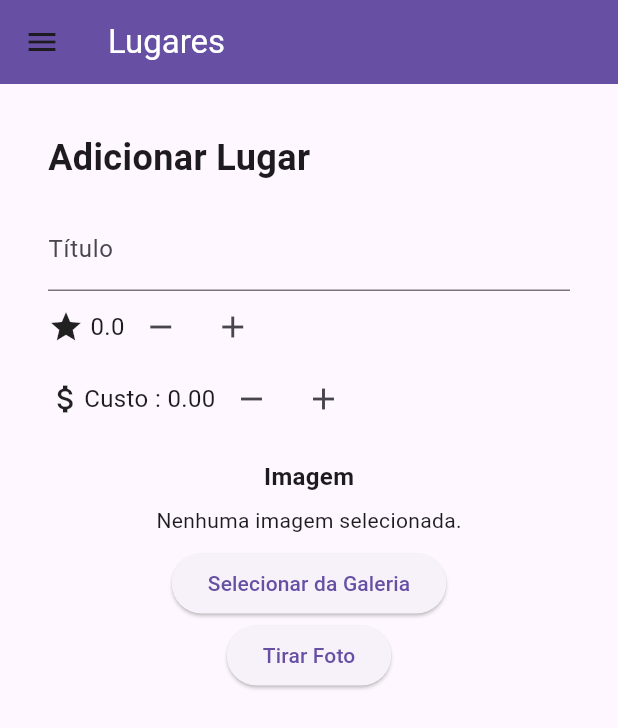
After one commit to luisesales/Desenvolvimento-de-Sistemas-Para-Dispositivos-Moveis, a Flutter app: the screen it shows after launch, in the side drawer, after a tap on "Lugares", on a phone screen of 412 x 824 dp. The commit adds this screen. Shown: the top 728 px of the screen. Run offline on Flutter 3.47's test engine with Material 3 defaults, Android fonts, the phone set to English and light mode, and no system bars; our stand-ins replace image_picker, numberpicker; missing offline and left inert: intl_utils.

Commit message:
update mini_projeto_3 - adding Lugares forms incomplete

```diff
--- /dev/null
+++ b/mini_projeto_3/lib/components/double_number_picker.dart
@@ -0,0 +1,68 @@
+import 'package:flutter/material.dart';
+
+class DoubleNumberPicker extends StatefulWidget {
+  const DoubleNumberPicker({
+    super.key,
+    required this.step,
+    required this.precision,
+    required this.maxValue,
+    required this.minValue,
+    required this.labelText,
+    required this.labelIcon,
+  });
+
+
+  final double step;
+  final int precision;
+  final double maxValue;
+  final double minValue;
+  final String labelText;
+  final IconData labelIcon;
+
+  @override
+  _DoubleNumberPickerState createState() => _DoubleNumberPickerState();
+}
+class _DoubleNumberPickerState extends State<DoubleNumberPicker> {
+  double _currentValue = 0;
+ _increaseValue() {
+    setState(() {
+      _currentValue = (_currentValue + widget.step).clamp(widget.minValue, widget.maxValue);
+    });
+  }
+  void _decreaseValue() {
+    setState(() {
+      _currentValue = (_currentValue - widget.step).clamp(widget.minValue, widget.maxValue);
+    });
+  }
+  @override
+  Widget build(BuildContext context) {
+    return Center(
+        child: Column(
+          mainAxisAlignment: MainAxisAlignment.center,
+          children: <Widget>[
+            Row(children: [
+              Icon(widget.labelIcon),
+              Text(
+                '${widget.labelText} ${_currentValue.toStringAsFixed(widget.precision)}',
+                style: TextStyle(fontSize: 16),),
+               IconButton(
+                  icon: Icon(Icons.remove),
+                  onPressed: _decreaseValue,
+                ),
+                IconButton(
+                  icon: Icon(Icons.add),
+                  onPressed: _increaseValue,
+                ),
+              ],
+            ),
+            Row(
+              mainAxisAlignment: MainAxisAlignment.center,
+              children: [
+
+              ],
+            ),
+          ],
+        ),
+    );
+  }
+}
--- a/mini_projeto_3/lib/components/drawer.dart
+++ b/mini_projeto_3/lib/components/drawer.dart
@@ -29,6 +29,17 @@ class MeuDrawer extends StatelessWidget {
             },
           ),
           ListTile(
+            leading: Icon(Icons.add_location),
+            title: const Text('Lugares'),
+            onTap: () {
+              //context.pushReplacement('/configuracoes');
+              Navigator.of(context).pushReplacementNamed(
+                '/adicionarLugar',
+              );
+            },
+          ),
+
+          ListTile(
             leading: Icon(Icons.engineering),
             title: const Text('Configurações'),
             onTap: () {
--- /dev/null
+++ b/mini_projeto_3/lib/components/image_picker.dart
@@ -0,0 +1,70 @@
+import 'package:flutter/material.dart';
+import 'package:image_picker/image_picker.dart';
+import 'dart:io';
+
+class imagePicker extends StatefulWidget {
+  @override
+  _imagePickerState createState() => _imagePickerState();
+}
+
+class _imagePickerState extends State<imagePicker> {
+  File? _image;
+
+  Future<void> _pickImage(ImageSource source) async {
+    final picker = ImagePicker();
+    final pickedFile = await picker.pickImage(source: source);
+
+    setState(() {
+      if (pickedFile != null) {
+        _image = File(pickedFile.path);
+      } else {
+        print('Nenhuma imagem selecionada.');
+      }
+    });
+  }
+
+  void _removeImage() {
+      setState(() {
+        _image = null;
+      });
+    }
+
+  @override
+  Widget build(BuildContext context) {
+    return Center(
+        child: Column(
+          mainAxisAlignment: MainAxisAlignment.center,
+          children: <Widget>[
+            Text(
+              'Imagem',
+              style: TextStyle(fontSize: 16, fontWeight: FontWeight.bold),
+              ),
+            Container(
+              margin: EdgeInsets.only(top: 8, bottom: 8),
+              child: Column(children: [
+                if (_image != null)
+                Row(
+                  mainAxisAlignment: MainAxisAlignment.end,
+                  children: [
+                    IconButton(
+                      onPressed: _removeImage,
+                      icon: Icon(Icons.close)),
+                ]),
+                _image == null
+                    ? Text('Nenhuma imagem selecionada.')
+                    : Image.file(_image!),
+                ],)
+            ),
+            ElevatedButton(
+              onPressed: () => _pickImage(ImageSource.gallery),
+              child: Text('Selecionar da Galeria'),
+            ),
+            ElevatedButton(
+              onPressed: () => _pickImage(ImageSource.camera),
+              child: Text('Tirar Foto'),
+            ),
+          ],
+        ),
+    );
+  }
+}
--- a/mini_projeto_3/lib/main.dart
+++ b/mini_projeto_3/lib/main.dart
@@ -1,9 +1,13 @@
 import 'package:mini_projeto_3/model/lugar.dart';
+import 'package:mini_projeto_3/model/PaisesModel.dart';
 import 'package:mini_projeto_3/screens/abas.dart';
 import 'package:mini_projeto_3/screens/configuracoes.dart';
 import 'package:mini_projeto_3/screens/detalhes_lugar.dart';
 import 'package:mini_projeto_3/screens/lugares_por_pais.dart';
+import 'package:mini_projeto_3/screens/adicionarLugar.dart';
 import 'package:flutter/material.dart';
+import 'package:provider/provider.dart';
+
 
 void main() {
   runApp(MyApp());
@@ -31,15 +35,19 @@ class _MyAppState extends State<MyApp> {
   @override
   Widget build(BuildContext context) {
 
-    return MaterialApp(
+    return ChangeNotifierProvider(
+      create: (context) => PaisesModel(),
+      child: MaterialApp(
         initialRoute: '/',
         routes: {
           '/': (ctx) => MinhasAbas(listaFavoritos: _lugaresFavoritos,),
           '/lugaresPorPais': (ctx) => LugarPorPaisScreen(),
-        '/detalheLugar': (ctx) => DetalhesLugarScreen(onToggle: toggleLugarFavorito),
+          '/detalheLugar': (ctx) => DetalhesLugarScreen(),
           '/configuracoes': (ctx) => ConfigracoesScreen(),
+          '/adicionarLugar': (ctx) => AdicionarLugar(),
         },
-    );
+      )
+    )    ;
 
     /* return MaterialApp.router(
       routerConfig: minhasRotas.getRouter(),
--- /dev/null
+++ b/mini_projeto_3/lib/model/PaisesModel.dart
@@ -0,0 +1,18 @@
+import 'package:flutter/foundation.dart';
+import 'package:mini_projeto_3/model/lugar.dart';
+
+class PaisesModel with ChangeNotifier {
+  List<Lugar> _lugaresFavoritos = [];
+
+
+  List<Lugar>  get favoritos => _lugaresFavoritos;
+
+  bool contains(Lugar lugar){
+    return _lugaresFavoritos.contains(lugar);
+  }
+
+  void favorite(Lugar lugar){
+   _lugaresFavoritos.contains(lugar) ? _lugaresFavoritos.remove(lugar) : _lugaresFavoritos.add(lugar);
+   notifyListeners();
+  }
+}
--- a/mini_projeto_3/lib/routes/app_routes.dart
+++ b/mini_projeto_3/lib/routes/app_routes.dart
@@ -3,4 +3,5 @@ class AppRoutes {
   static const COUNTRY_PLACES = '/lugaresPorPais';
   static const PLACES_DETAIL = '/detalheLugar';
   static const SETTINGS = '/configuracoes';
+  static const ADD_PLACE = '/adicionarLugar';
 }
--- a/mini_projeto_3/lib/screens/abas.dart
+++ b/mini_projeto_3/lib/screens/abas.dart
@@ -104,7 +104,7 @@ class _MinhasAbasBottomState extends State<MinhasAbasBottom> {
                   child: TabBarView(
                     children: [
                       PaisScreen(),
-                      FavoritosScreen(lugaresFavoritos: widget.lugaresFavoritos,),
+                      FavoritosScreen(),
                     ],
                   ),
                 ),
--- /dev/null
+++ b/mini_projeto_3/lib/screens/adicionarLugar.dart
@@ -0,0 +1,97 @@
+import 'package:mini_projeto_3/components/drawer.dart';
+import 'package:mini_projeto_3/components/double_number_picker.dart';
+import 'package:mini_projeto_3/components/image_picker.dart';
+import 'package:numberpicker/numberpicker.dart';
+import 'package:flutter/material.dart';
+
+class AdicionarLugar extends StatefulWidget {
+  const AdicionarLugar({super.key});
+
+@override
+  State<AdicionarLugar> createState() => _AdicionarLugarState();
+}
+
+class _AdicionarLugarState extends State<AdicionarLugar> {
+  @override
+  Widget build(BuildContext context) {
+    final _titleController = TextEditingController();
+    String url;
+    double avaliation = 0.0;
+    double cost = 0.0;
+    List<TextEditingController> _recomendations = [];
+    List<TextEditingController> _countries = [];
+    bool _wrongTitle = false;
+    bool _wrongPais = false;
+    bool _wrongImage = false;
+    bool _wrongRecomendation = false;
+    bool _wrongAvaliation = false;
+    bool _wrongCost = false;
+    return Scaffold(
+      appBar: AppBar(
+        title: Text(
+          "Lugares",
+          style: TextStyle(color: Colors.white),
+        ),
+        backgroundColor: ThemeData().primaryColor,
+      ),
+      drawer: MeuDrawer(),
+      body: SingleChildScrollView(child : Container(
+        padding: EdgeInsets.all(32),
+        child: Column(
+          crossAxisAlignment: CrossAxisAlignment.start,
+          children: <Widget>[
+            Container(
+              child: Text(
+                "Adicionar Lugar",
+                style: TextStyle(fontSize: 24, fontWeight: FontWeight.bold),
+              ),
+              margin: EdgeInsets.only(bottom: 16),
+            ),
+            Form(
+              child: Column(
+                children: [
+                  TextFormField(
+                    decoration: InputDecoration(
+                      labelText: 'Título',
+                    ),
+                    validator: (value) {
+                      if (value == null || value.isEmpty) {
+                        return 'Por favor insira um título';
+                      }
+                      return null;
+                    },
+                  ),
+                  Center(
+                    child: Wrap(
+                      alignment: WrapAlignment.center,
+                      crossAxisAlignment: WrapCrossAlignment.center,
+                      spacing: 4.0,
+                      children: [
+                        Expanded(
+                          flex: 2,
+                          child: Expanded(
+                            child: DoubleNumberPicker(step: 0.1, precision: 1,maxValue: 5,minValue: 0,labelText: '', labelIcon: Icons.star,)
+                          ),
+                        ),
+                        Expanded(
+                          flex: 2,
+                          child: Expanded(
+                            child: DoubleNumberPicker(step: 5, precision: 2,maxValue: 100,minValue: 0,labelText: 'Custo :', labelIcon: Icons.attach_money,)
+                          ),
+                        ),
+                        Container(
+                          margin: EdgeInsets.only(top: 16),
+                          child: imagePicker()
+                        ),
+                      ],
+                    ),
+                  ),
+                ],
+              ),
+            ),
+          ]),
+        )
+      )
+    );
+  }
+}
--- a/mini_projeto_3/lib/screens/detalhes_lugar.dart
+++ b/mini_projeto_3/lib/screens/detalhes_lugar.dart
@@ -1,18 +1,15 @@
+import 'package:mini_projeto_3/model/PaisesModel.dart';
 import 'package:mini_projeto_3/model/lugar.dart';
 import 'package:flutter/material.dart';
+import 'package:provider/provider.dart';
 
 class DetalhesLugarScreen extends StatelessWidget {
-  const DetalhesLugarScreen({super.key, required this.onToggle});
-
-  final void Function(Lugar) onToggle;
+  const DetalhesLugarScreen({super.key});
 
   @override
   Widget build(BuildContext context) {
 
     final lugar = ModalRoute.of(context)?.settings.arguments as Lugar;
-    void _favoritarLugar() {
-      onToggle(lugar);
-    }
 
     return Scaffold(
       appBar: AppBar(
@@ -73,7 +70,7 @@ class DetalhesLugarScreen extends StatelessWidget {
         ],
       ),
       floatingActionButton: FloatingActionButton(
-        onPressed: _favoritarLugar,
+        onPressed: (){context.read<PaisesModel>().favorite(lugar);},
         child: Icon(Icons.star_border),
       ),
     );
--- a/mini_projeto_3/lib/screens/favoritos.dart
+++ b/mini_projeto_3/lib/screens/favoritos.dart
@@ -1,23 +1,26 @@
+import 'package:mini_projeto_3/model/PaisesModel.dart';
 import 'package:mini_projeto_3/components/item_lugar.dart';
-import 'package:mini_projeto_3/model/lugar.dart';
 import 'package:flutter/material.dart';
+import 'package:provider/provider.dart';
+
 
 class FavoritosScreen extends StatelessWidget {
-  final List<Lugar> lugaresFavoritos;
-  const FavoritosScreen({super.key, required this.lugaresFavoritos});
+  const FavoritosScreen({super.key});
 
   @override
   Widget build(BuildContext context) {
-    if (lugaresFavoritos.isEmpty) {
+    return Consumer<PaisesModel>( builder: (context, paisesModel, child) {
+      if (paisesModel.favoritos.isEmpty) {
         return const Center(
           child: Text('Nenhum Lugar Marcado como Favorito!', style: TextStyle(fontSize: 20),),
         );
       } else {
         return ListView.builder(
-          itemCount: lugaresFavoritos.length,
+            itemCount: paisesModel.favoritos.length,
             itemBuilder: (ctx, index) {
-            return ItemLugar(lugar: lugaresFavoritos.elementAt(index),);
+              return ItemLugar(lugar: paisesModel.favoritos.elementAt(index));
+            });
+      }
     });
   }
 }
-}
--- a/mini_projeto_3/pubspec.yaml
+++ b/mini_projeto_3/pubspec.yaml
@@ -35,6 +35,9 @@ dependencies:
   # The following adds the Cupertino Icons font to your application.
   # Use with the CupertinoIcons class for iOS style icons.
   cupertino_icons: ^1.0.8
+  provider: ^6.1.2
+  numberpicker: ^2.1.2
+  image_picker: ^1.1.2
 
 dev_dependencies:
   flutter_test:
```
Also changed, not shown: mini_projeto_3/pubspec.lock, 5 other files. Lines whose indentation alone changed are shown as unchanged.
